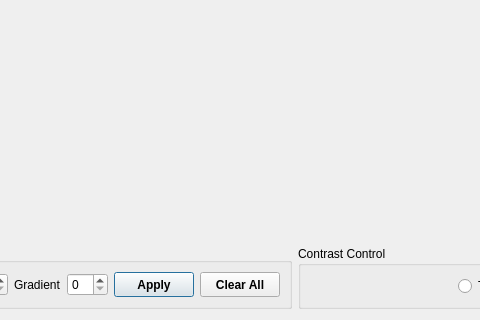
Above: src/ui/Phantom.ui from Mostafa-Medhat/MRI-Phantom before the change; both pictures show x 164 to 644 and y 440 to 760 of the 1200 by 760 pixel window. Below: the same form after it.
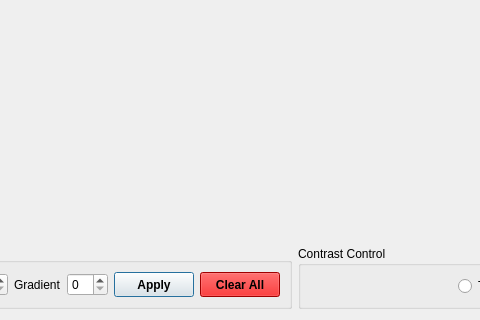
That is the form after the change. Icons and pictures are not drawn.

What changed in the file:
```diff
--- a/src/ui/Phantom.ui
+++ b/src/ui/Phantom.ui
@@ -241,6 +241,9 @@
                 <bold>true</bold>
                </font>
               </property>
+              <property name="styleSheet">
+               <string notr="true">background-color: rgb(222, 0, 0);</string>
+              </property>
               <property name="text">
                <string>Clear All</string>
               </property>
```
